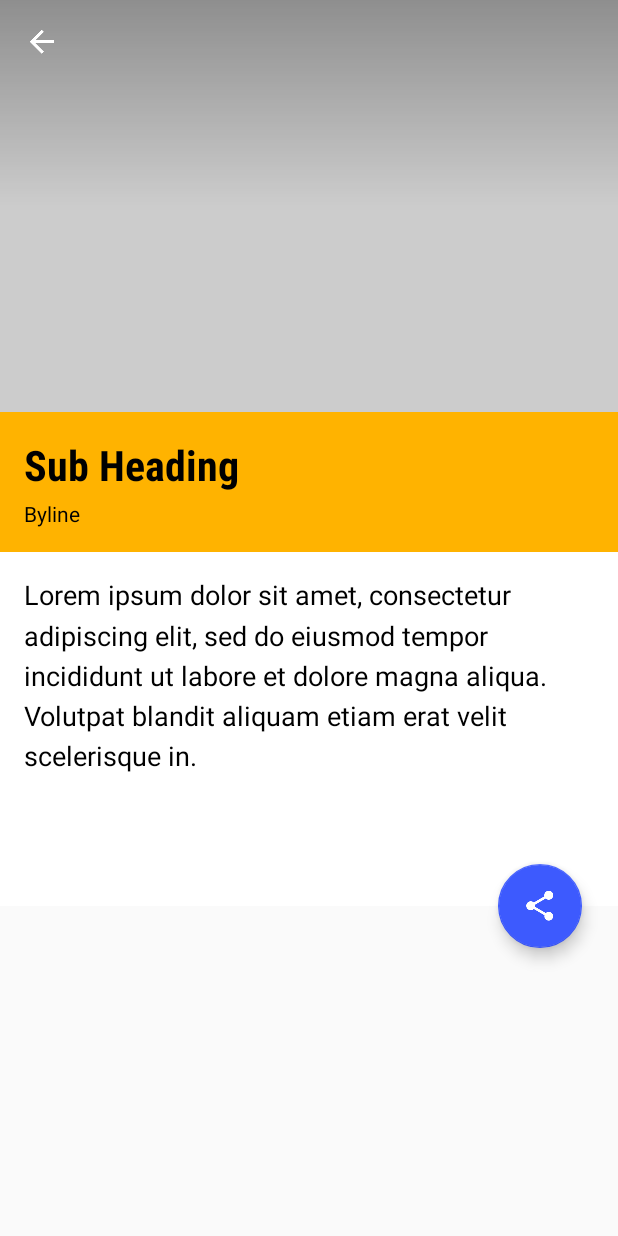
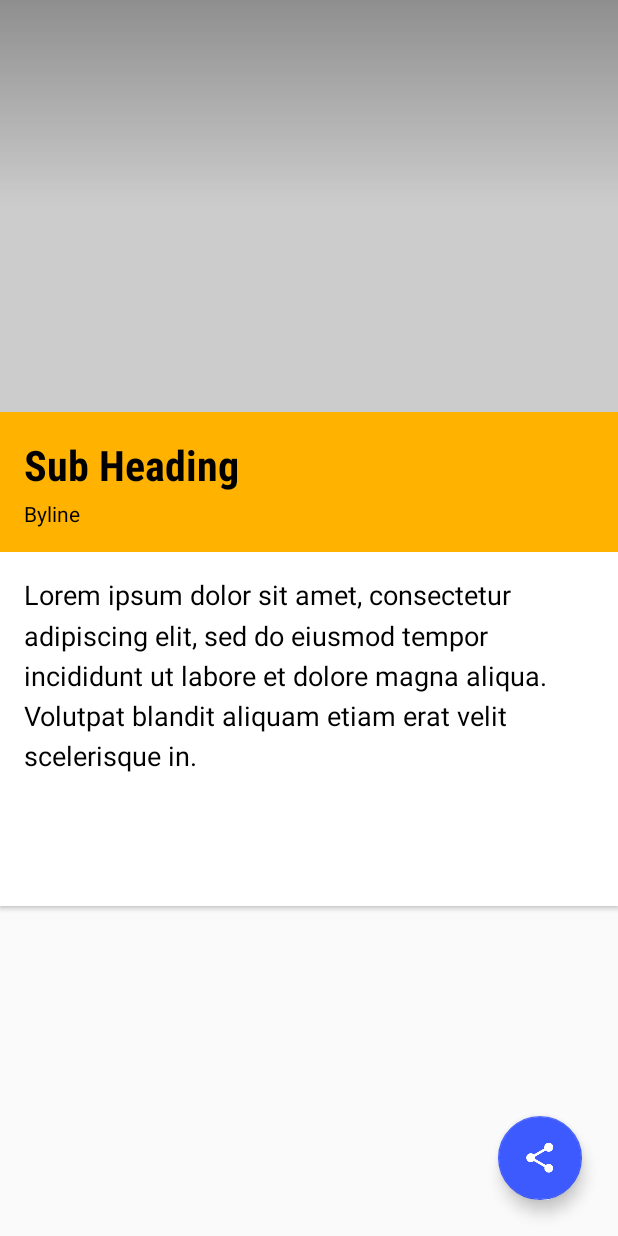
Before and after one commit to ibuttimer/xyzreader, an Android app: the layout fragment_article_detail.xml on its own in the app's theme, with its tools: preview values and no code run, on a phone screen of 412 x 824 dp. Run offline under Robolectric (Android 15) with nearby library versions, the phone set to English and light mode, and no system bars.

Commit message:
use toolbar logo layout changes

```diff
--- a/XYZReader/build.gradle
+++ b/XYZReader/build.gradle
@@ -28,10 +28,10 @@ dependencies {
     implementation "com.android.support:support-v4:$rootProject.ext.supportLibVersion"
     implementation "com.android.support:recyclerview-v7:$rootProject.ext.supportLibVersion"
     implementation 'com.android.support.constraint:constraint-layout:1.0.2'
-    compile "com.android.support:support-v4:$rootProject.ext.supportLibVersion"
     compile "com.android.support:support-v13:$rootProject.ext.supportLibVersion"
     compile "com.android.support:appcompat-v7:$rootProject.ext.supportLibVersion"
     compile "com.android.support:palette-v7:$rootProject.ext.supportLibVersion"
+    compile "com.android.support:cardview-v7:$rootProject.ext.supportLibVersion"
     compile "com.android.support:recyclerview-v7:$rootProject.ext.supportLibVersion"
     compile "com.android.support:design:$rootProject.ext.supportLibVersion"
     compile "com.android.support:support-core-utils:$rootProject.ext.supportLibVersion"
--- a/XYZReader/src/main/res/layout-land/fragment_article_detail.xml
+++ b/XYZReader/src/main/res/layout-land/fragment_article_detail.xml
@@ -3,6 +3,7 @@
     xmlns:app="http://schemas.android.com/apk/res-auto"
     xmlns:tools="http://schemas.android.com/tools"
     android:id="@+id/detail_layout"
+    android:fitsSystemWindows="true"
     android:layout_width="match_parent"
     android:layout_height="match_parent">
 
@@ -42,7 +43,7 @@
             android:layout_height="match_parent"
             app:layout_scrollFlags="scroll|exitUntilCollapsed"
             app:contentScrim="?attr/colorPrimary"
-            app:theme="@style/Theme.Bacon.ToolBar"
+            android:theme="@style/Theme.Bacon.ToolBar"
             >
 
             <LinearLayout
@@ -86,22 +87,14 @@
             </LinearLayout>
 
             <android.support.v7.widget.Toolbar
-                android:id="@+id/main_toolbar"
+                android:id="@+id/detail_toolbar"
                 android:layout_width="match_parent"
                 android:layout_height="?attr/actionBarSize"
                 android:background="@android:color/transparent"
-                app:theme="@style/Theme.Bacon.ToolBar"
+                android:theme="@style/Theme.Bacon.ToolBar"
                 app:layout_collapseMode="pin"
                 >
 
-                <ImageButton
-                    android:theme="@style/Theme.Bacon.AppBar"
-                    android:id="@+id/action_up"
-                    android:layout_width="wrap_content"
-                    android:layout_height="match_parent"
-                    android:background="?selectableItemBackgroundBorderless"
-                    android:contentDescription="@string/up"
-                    android:src="@drawable/ic_arrow_back" />
             </android.support.v7.widget.Toolbar>
         </android.support.design.widget.CollapsingToolbarLayout>
     </android.support.design.widget.AppBarLayout>
@@ -114,7 +107,7 @@
         app:layout_behavior="@string/appbar_scrolling_view_behavior"
         >
 
-        <com.example.xyzreader.ui.MaxWidthLinearLayout
+        <LinearLayout
             android:id="@+id/meta_bar_container"
             android:orientation="vertical"
             android:layout_width="@dimen/detail_card_max_width"
@@ -122,7 +115,7 @@
             android:layout_gravity="center_horizontal"
             android:maxWidth="@dimen/detail_card_max_width"
             android:background="@color/detail_metabar_container_background"
-            android:elevation="2dp">
+            android:elevation="@dimen/cardview_elevation">
 
             <TextView
                 android:id="@+id/article_body"
@@ -139,7 +132,7 @@
                 android:textSize="@dimen/detail_body_text_size"
                 android:lineSpacingMultiplier="@fraction/detail_body_line_spacing_multiplier" />
 
-        </com.example.xyzreader.ui.MaxWidthLinearLayout>
+        </LinearLayout>
     </android.support.v4.widget.NestedScrollView>
 
     <android.support.design.widget.FloatingActionButton
--- a/XYZReader/src/main/res/layout-w600dp-land/fragment_article_detail.xml
+++ b/XYZReader/src/main/res/layout-w600dp-land/fragment_article_detail.xml
@@ -3,11 +3,11 @@
     xmlns:app="http://schemas.android.com/apk/res-auto"
     xmlns:tools="http://schemas.android.com/tools"
     android:id="@+id/detail_layout"
+    android:fitsSystemWindows="true"
     android:layout_width="match_parent"
     android:layout_height="match_parent">
 
     <FrameLayout
-        android:layout_marginTop="?attr/actionBarSize"
         android:layout_width="match_parent"
         android:layout_height="match_parent">
         <!--suppress AndroidLintContentDescription -->
@@ -17,7 +17,6 @@
             android:layout_width="match_parent"
             android:layout_height="0dp"
             android:scaleType="fitXY"
-            app:layout_collapseMode="parallax"
             android:background="@color/photo_placeholder" />
 
         <View
@@ -42,19 +41,18 @@
             android:layout_height="match_parent"
             app:layout_scrollFlags="scroll|exitUntilCollapsed"
             app:contentScrim="?attr/colorPrimary"
-            app:theme="@style/Theme.Bacon.ToolBar"
+            android:theme="@style/Theme.Bacon.ToolBar"
+            android:background="@android:color/transparent"
             >
 
             <LinearLayout
                 android:id="@+id/meta_bar"
-                android:layout_width="match_parent"
+                android:layout_width="@dimen/detail_card_max_width"
                 android:layout_height="wrap_content"
-                android:layout_gravity="bottom"
-                android:orientation="horizontal"
+                android:layout_gravity="bottom|center_horizontal"
+                android:orientation="vertical"
                 app:layout_collapseMode="parallax"
                 android:paddingBottom="@dimen/detail_metabar_vert_padding"
-                android:paddingLeft="@dimen/detail_inner_horiz_margin"
-                android:paddingRight="@dimen/detail_inner_horiz_margin"
                 android:paddingTop="@dimen/detail_metabar_vert_padding"
                 tools:background="@color/detail_metabar_background">
 
@@ -62,7 +60,8 @@
                     android:id="@+id/article_title"
                     android:layout_width="wrap_content"
                     android:layout_height="wrap_content"
-                    android:layout_marginStart="@dimen/detail_inner_horiz_margin"
+                    android:layout_marginLeft="@dimen/detail_inner_horiz_margin"
+                    android:layout_marginRight="@dimen/detail_inner_horiz_margin"
                     android:background="@android:color/transparent"
                     style="?android:attr/textAppearanceLarge"
                     android:fontFamily="sans-serif-condensed"
@@ -77,7 +76,8 @@
                     android:id="@+id/article_byline"
                     android:layout_width="wrap_content"
                     android:layout_height="wrap_content"
-                    android:layout_marginStart="@dimen/detail_inner_horiz_margin"
+                    android:layout_marginLeft="@dimen/detail_inner_horiz_margin"
+                    android:layout_marginRight="@dimen/detail_inner_horiz_margin"
                     style="?android:attr/textAppearanceSmall"
                     android:background="@android:color/transparent"
                     tools:text="@string/byline"
@@ -85,44 +85,77 @@
             </LinearLayout>
 
             <android.support.v7.widget.Toolbar
-                android:id="@+id/main_toolbar"
+                android:id="@+id/detail_toolbar"
                 android:layout_width="match_parent"
                 android:layout_height="?attr/actionBarSize"
-                android:background="@android:color/transparent"
-                app:theme="@style/Theme.Bacon.ToolBar"
+                android:theme="@style/Theme.Bacon.ToolBar"
                 app:layout_collapseMode="pin"
                 >
 
-                <ImageButton
-                    android:theme="@style/Theme.Bacon.AppBar"
-                    android:id="@+id/action_up"
-                    android:layout_width="wrap_content"
-                    android:layout_height="match_parent"
-                    android:background="?selectableItemBackgroundBorderless"
-                    android:contentDescription="@string/up"
-                    android:src="@drawable/ic_arrow_back" />
             </android.support.v7.widget.Toolbar>
         </android.support.design.widget.CollapsingToolbarLayout>
     </android.support.design.widget.AppBarLayout>
 
     <android.support.v4.widget.NestedScrollView
         android:id="@+id/scrollview"
-        android:layout_marginTop="@dimen/detail_metabar_vert_padding"
         android:layout_width="match_parent"
         android:layout_height="match_parent"
         android:scrollbars="vertical"
         app:layout_behavior="@string/appbar_scrolling_view_behavior"
         >
+        <!--android:layout_marginTop="@dimen/detail_metabar_vert_padding"-->
 
-        <com.example.xyzreader.ui.MaxWidthLinearLayout
+        <android.support.v7.widget.CardView
             android:id="@+id/meta_bar_container"
-            android:orientation="vertical"
             android:layout_width="@dimen/detail_card_max_width"
-            android:layout_height="match_parent"
+            android:layout_height="wrap_content"
             android:layout_gravity="center_horizontal"
-            android:maxWidth="@dimen/detail_card_max_width"
             android:background="@color/detail_metabar_container_background"
-            android:elevation="2dp">
+            android:elevation="@dimen/cardview_elevation"
+            app:cardCornerRadius="@dimen/cardview_corner">
+
+            <!--<LinearLayout-->
+                <!--android:orientation="vertical"-->
+                <!--android:layout_width="match_parent"-->
+                <!--android:layout_height="wrap_content">-->
+
+                <!--<LinearLayout-->
+                    <!--android:id="@+id/meta_bar"-->
+                    <!--android:layout_width="match_parent"-->
+                    <!--android:layout_height="wrap_content"-->
+                    <!--android:orientation="vertical"-->
+                    <!--android:paddingBottom="@dimen/detail_metabar_vert_padding"-->
+                    <!--android:paddingLeft="@dimen/detail_inner_horiz_margin"-->
+                    <!--android:paddingRight="@dimen/detail_inner_horiz_margin"-->
+                    <!--android:paddingTop="@dimen/detail_metabar_vert_padding"-->
+                    <!--tools:background="@color/detail_metabar_background">-->
+
+                    <!--<TextView-->
+                        <!--android:id="@+id/article_title"-->
+                        <!--android:layout_width="wrap_content"-->
+                        <!--android:layout_height="wrap_content"-->
+                        <!--android:layout_marginStart="@dimen/detail_inner_horiz_margin"-->
+                        <!--android:background="@android:color/transparent"-->
+                        <!--style="?android:attr/textAppearanceLarge"-->
+                        <!--android:fontFamily="sans-serif-condensed"-->
+                        <!--android:lineSpacingMultiplier="@fraction/detail_title_line_spacing_multiplier"-->
+                        <!--android:paddingBottom="@dimen/detail_metabar_title_bottom_padding"-->
+                        <!--android:textSize="@dimen/detail_title_text_size"-->
+                        <!--android:textStyle="bold"-->
+                        <!--tools:text="@string/subhead"-->
+                        <!--tools:textColor="@color/detail_metabar_text" />-->
+
+                    <!--<TextView-->
+                        <!--android:id="@+id/article_byline"-->
+                        <!--android:layout_width="wrap_content"-->
+                        <!--android:layout_height="wrap_content"-->
+                        <!--android:layout_marginStart="@dimen/detail_inner_horiz_margin"-->
+                        <!--style="?android:attr/textAppearanceSmall"-->
+                        <!--android:background="@android:color/transparent"-->
+                        <!--tools:text="@string/byline"-->
+                        <!--tools:textColor="@color/detail_metabar_text" />-->
+                <!--</LinearLayout>-->
+
 
                 <TextView
                     android:id="@+id/article_body"
@@ -138,8 +171,8 @@
                     android:textColorLink="@color/appColorAccent"
                     android:textSize="@dimen/detail_body_text_size"
                     android:lineSpacingMultiplier="@fraction/detail_body_line_spacing_multiplier" />
-
-        </com.example.xyzreader.ui.MaxWidthLinearLayout>
+            <!--</LinearLayout>-->
+        </android.support.v7.widget.CardView>
     </android.support.v4.widget.NestedScrollView>
 
     <android.support.design.widget.FloatingActionButton
--- a/XYZReader/src/main/res/layout/activity_article_list.xml
+++ b/XYZReader/src/main/res/layout/activity_article_list.xml
@@ -25,12 +25,6 @@
             android:layout_height="@dimen/toolbar_height"
             >
 
-            <ImageView
-                android:layout_width="wrap_content"
-                android:layout_height="wrap_content"
-                android:src="@drawable/logo"
-                android:contentDescription="@string/app_name" />
-
         </android.support.v7.widget.Toolbar>
     </android.support.design.widget.AppBarLayout>
 
--- a/XYZReader/src/main/res/layout/fragment_article_detail.xml
+++ b/XYZReader/src/main/res/layout/fragment_article_detail.xml
@@ -3,6 +3,7 @@
     xmlns:app="http://schemas.android.com/apk/res-auto"
     xmlns:tools="http://schemas.android.com/tools"
     android:id="@+id/detail_layout"
+    android:fitsSystemWindows="true"
     android:layout_width="match_parent"
     android:layout_height="match_parent">
 
@@ -20,7 +21,7 @@
             android:layout_height="match_parent"
             app:layout_scrollFlags="scroll|exitUntilCollapsed"
             app:contentScrim="?attr/colorPrimary"
-            app:theme="@style/Theme.Bacon.ToolBar"
+            android:theme="@style/Theme.Bacon.ToolBar"
             >
 
             <!--suppress AndroidLintContentDescription -->
@@ -38,43 +39,35 @@
                 android:background="@drawable/photo_background_protection" />
 
             <android.support.v7.widget.Toolbar
-                android:id="@+id/main_toolbar"
+                android:id="@+id/detail_toolbar"
                 android:layout_width="match_parent"
                 android:layout_height="?attr/actionBarSize"
-                app:theme="@style/Theme.Bacon.ToolBar"
+                android:theme="@style/Theme.Bacon.ToolBar"
                 app:layout_collapseMode="pin">
-            <!--app:popupTheme="@style/Theme.Bacon.ToolBar"-->
 
-
-                <ImageButton
-                    android:theme="@style/Theme.Bacon.AppBar"
-                    android:id="@+id/action_up"
-                    android:layout_width="wrap_content"
-                    android:layout_height="match_parent"
-                    android:background="?selectableItemBackgroundBorderless"
-                    android:contentDescription="@string/up"
-                    android:src="@drawable/ic_arrow_back" />
             </android.support.v7.widget.Toolbar>
         </android.support.design.widget.CollapsingToolbarLayout>
     </android.support.design.widget.AppBarLayout>
 
     <android.support.v4.widget.NestedScrollView
+        xmlns:android="http://schemas.android.com/apk/res/android"
+        xmlns:app="http://schemas.android.com/apk/res-auto"
+        xmlns:tools="http://schemas.android.com/tools"
         android:id="@+id/scrollview"
         android:layout_width="match_parent"
-        android:layout_height="wrap_content"
+        android:layout_height="match_parent"
         android:scrollbars="vertical"
         app:layout_behavior="@string/appbar_scrolling_view_behavior"
         >
 
-        <com.example.xyzreader.ui.MaxWidthLinearLayout
+        <LinearLayout
             android:id="@+id/meta_bar_container"
             android:orientation="vertical"
-            android:layout_width="@dimen/detail_card_max_width"
+            android:layout_width="match_parent"
             android:layout_height="match_parent"
             android:layout_gravity="center_horizontal"
-            android:maxWidth="@dimen/detail_card_max_width"
             android:background="@color/detail_metabar_container_background"
-            android:elevation="2dp">
+            android:elevation="@dimen/cardview_elevation">
             <!--android:layout_marginTop="@dimen/detail_card_top_margin">-->
 
             <LinearLayout
@@ -93,7 +86,7 @@
                 <TextView
                     android:id="@+id/article_title"
                     style="?android:attr/textAppearanceLarge"
-                    android:layout_width="match_parent"
+                    android:layout_width="wrap_content"
                     android:layout_height="wrap_content"
                     android:paddingBottom="@dimen/detail_metabar_title_bottom_padding"
                     android:fontFamily="sans-serif-condensed"
@@ -128,7 +121,7 @@
                 android:textSize="@dimen/detail_body_text_size"
                 android:lineSpacingMultiplier="@fraction/detail_body_line_spacing_multiplier" />
 
-        </com.example.xyzreader.ui.MaxWidthLinearLayout>
+        </LinearLayout>
     </android.support.v4.widget.NestedScrollView>
 
     <android.support.design.widget.FloatingActionButton
--- a/XYZReader/src/main/res/values/dimens.xml
+++ b/XYZReader/src/main/res/values/dimens.xml
@@ -17,6 +17,7 @@
     <dimen name="appbar_elevation">4dp</dimen>
 
     <dimen name="cardview_margin">4dp</dimen>
+    <dimen name="cardview_elevation">2dp</dimen>
     <dimen name="cardview_image_margin">16dp</dimen>
     <dimen name="cardview_text_padding">16dp</dimen>
     <dimen name="cardview_corner">4dp</dimen>
--- a/XYZReader/src/main/res/values/styles.xml
+++ b/XYZReader/src/main/res/values/styles.xml
@@ -34,6 +34,7 @@
 
     <style name="Theme.Bacon.ToolBar" parent="@style/ThemeOverlay.AppCompat.Dark">
         <item name="android:textColorPrimary">@android:color/white</item>
+        <item name="android:colorBackground">@android:color/transparent</item>
     </style>
 
 </resources>
```
Also changed, not shown: XYZReader/src/main/java/com/example/xyzreader/ui/ArticleDetailActivity.java (+50 -5 lines), XYZReader/src/main/java/com/example/xyzreader/ui/ArticleDetailFragment.java (+121 -62 lines), XYZReader/src/main/java/com/example/xyzreader/ui/ArticleListActivity.java (+10 -1 lines), XYZReader/src/main/res/drawable-xxhdpi/ic_arrow_back.png (deleted), 1 other file. Lines whose indentation alone changed are shown as unchanged.
